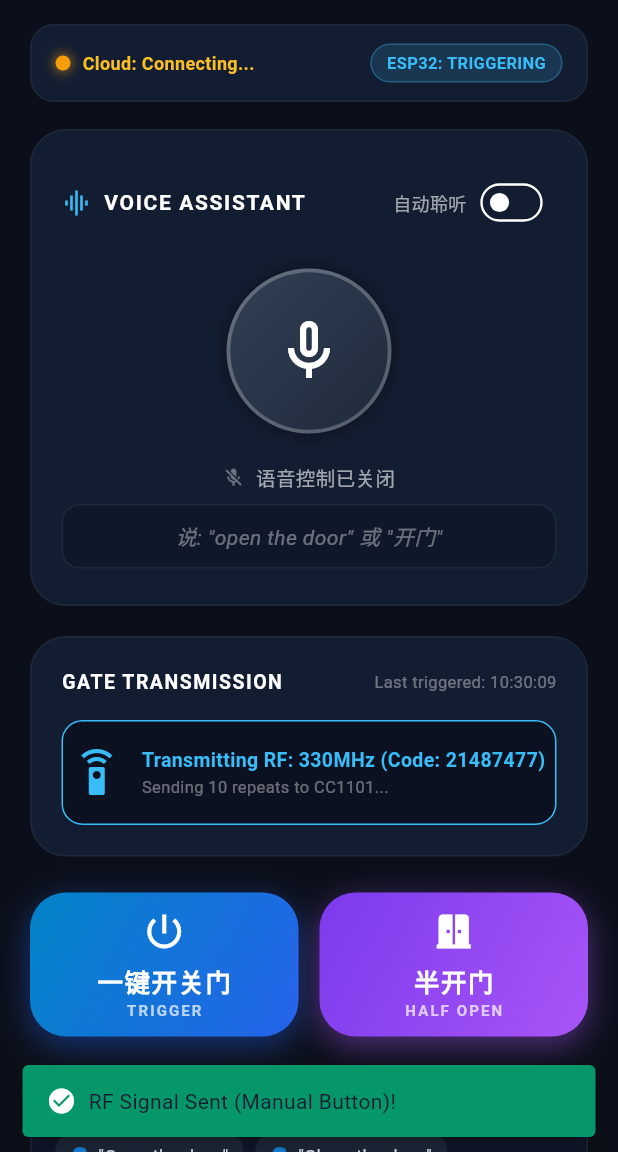
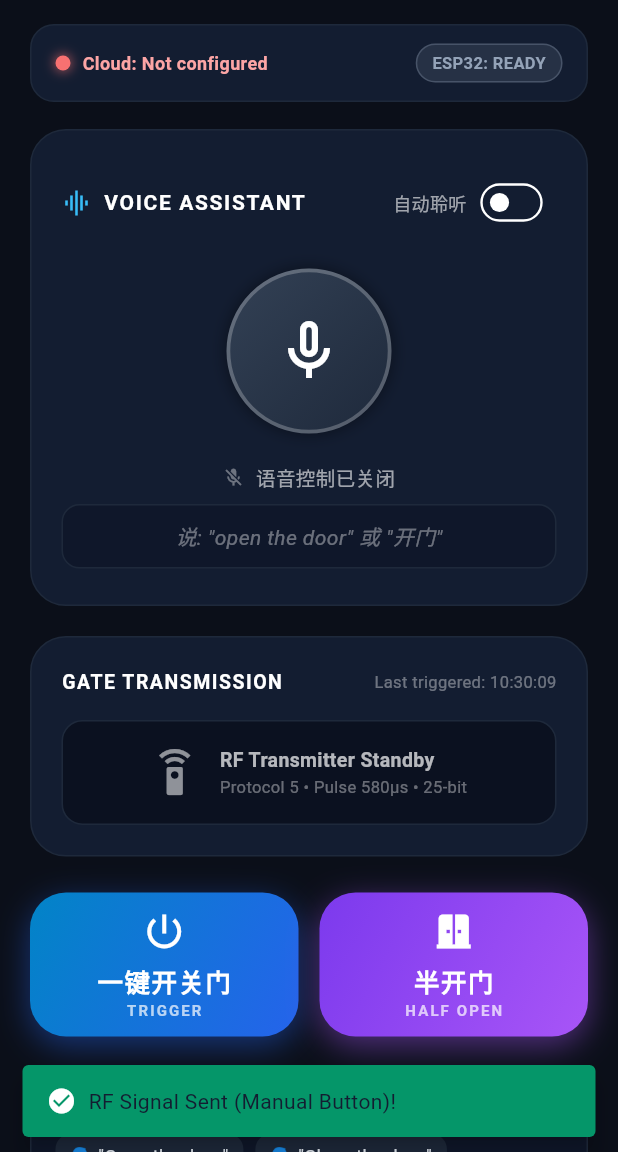
Before and after one commit to WxSTER056/autogate, a Flutter app: the screen it shows after launch, after a tap on the "mic" icon, after a tap on "一键开关门", on a phone screen of 412 x 824 dp, the part 84-1236 px from its top. Run offline on Flutter 3.47's test engine with Material 3 defaults, Android fonts, the phone set to English and light mode, and no system bars; our stand-ins replace firebase_core, firebase_database, speech_to_text; accounts and stored records are empty; network calls fail.

Commit message:
fix: half-open no longer needs a firmware reflash, and stop committing credentials
Half-open
- The app now sends the two triggers itself, three seconds apart, instead of
  asking the firmware to emit two pulses. Half-open therefore works on the
  firmware that is already flashed. This was the wrong call: the reliability
  argument (the app dying mid-sequence) does not outweigh making a gate
  feature depend on reflashing hardware.
- The firmware's half_open branch is gone so the two paths cannot double-fire.
  One trigger is one RF pulse, whatever the firmware version. It still parses
  the action field because it is covered by the signature.
- GateAction now only decides how many triggers the app repeats.

Credentials
- Firebase settings come from --dart-define instead of being hardcoded, so a
  fresh clone contains no live credentials. Builds without the defines still
  run; the status bar shows "Cloud: Not configured" and the user can fill in
  the settings dialog. Speech is unaffected either way.
- secrets.h.example and the README no longer carry the real database URL or
  the old Wi-Fi password.

Still requires action by the owner: rotating the Wi-Fi password (it is in the
public git history) and tightening the Realtime Database rules.

```diff
--- a/lib/screens/home_screen.dart
+++ b/lib/screens/home_screen.dart
@@ -328,6 +328,14 @@
           ValueListenableBuilder<bool>(
             valueListenable: _gateService.isConnected,
             builder: (context, connected, _) {
+              final configured = _gateService.isConfigured.value;
+              final color = !configured
+                  ? const Color(0xFFF87171)
+                  : (connected ? const Color(0xFF10B981) : const Color(0xFFF59E0B));
+              final label = !configured
+                  ? "Cloud: Not configured"
+                  : (connected ? "Cloud: Online" : "Cloud: Connecting...");
+
               return Row(
                 children: [
                   Container(
@@ -335,11 +343,10 @@
                     height: 10,
                     decoration: BoxDecoration(
                       shape: BoxShape.circle,
-                      color: connected ? const Color(0xFF10B981) : const Color(0xFFF59E0B),
+                      color: color,
                       boxShadow: [
                         BoxShadow(
-                          color: (connected ? const Color(0xFF10B981) : const Color(0xFFF59E0B))
-                              .withValues(alpha: 0.6),
+                          color: color.withValues(alpha: 0.6),
                           blurRadius: 6,
                           spreadRadius: 1,
                         ),
@@ -348,9 +355,13 @@
                   ),
                   const SizedBox(width: 8),
                   Text(
-                    connected ? "Cloud: Online" : "Cloud: Connecting...",
+                    label,
                     style: TextStyle(
-                      color: connected ? const Color(0xFF34D399) : const Color(0xFFFBBF24),
+                      color: !configured
+                          ? const Color(0xFFFCA5A5)
+                          : (connected
+                              ? const Color(0xFF34D399)
+                              : const Color(0xFFFBBF24)),
                       fontSize: 12,
                       fontWeight: FontWeight.w600,
                     ),
--- a/lib/services/firebase_service.dart
+++ b/lib/services/firebase_service.dart
@@ -12,10 +12,25 @@
   factory GateService() => _instance;
   GateService._internal();
 
-  // Default configuration based on user's project (Singapore / Southeast Asia)
-  String projectId = "wong-autogate";
-  String apiKey = "AIzaSyBCv87FCAqupLdMydOxvVm6M-Z_ZfYXMBU";
-  String databaseUrl = "https://wong-autogate-default-rtdb.asia-southeast1.firebasedatabase.app";
+  // Firebase settings are injected at build time so they are not committed:
+  //
+  //   flutter build apk --release \
+  //     --dart-define=FIREBASE_PROJECT_ID=... \
+  //     --dart-define=FIREBASE_API_KEY=... \
+  //     --dart-define=FIREBASE_DATABASE_URL=...
+  //
+  // When left empty they can still be filled in from the in-app settings
+  // dialog, which is the fallback for anyone building from a clean checkout.
+  String projectId = const String.fromEnvironment('FIREBASE_PROJECT_ID');
+  String apiKey = const String.fromEnvironment('FIREBASE_API_KEY');
+  String databaseUrl = const String.fromEnvironment('FIREBASE_DATABASE_URL');
+
+  /// True once we have enough to talk to the database. False means the app was
+  /// built without `--dart-define` and the user has to fill in Settings.
+  bool get hasCredentials =>
+      apiKey.isNotEmpty &&
+      databaseUrl.isNotEmpty &&
+      Uri.tryParse(databaseUrl)?.hasAbsolutePath == true;
 
   bool _isInitialized = false;
   bool get isInitialized => _isInitialized;
@@ -57,6 +72,13 @@
   final ValueNotifier<String?> lastTriggerTime = ValueNotifier<String?>(null);
   final ValueNotifier<List<String>> logs = ValueNotifier<List<String>>([]);
 
+  /// False until we know we have working Firebase settings.
+  final ValueNotifier<bool> isConfigured = ValueNotifier<bool>(false);
+
+  void _setConfigured(bool value) {
+    isConfigured.value = value;
+  }
+
   void addLog(String message) {
     final now = DateTime.now();
     final timeStr = "${now.hour.toString().padLeft(2, '0')}:${now.minute.toString().padLeft(2, '0')}:${now.second.toString().padLeft(2, '0')}";
@@ -73,6 +95,13 @@
       databaseUrl = customDbUrl.replaceAll(RegExp(r'/+$'), '');
     }
     if (customProjectId != null && customProjectId.isNotEmpty) projectId = customProjectId;
+
+    if (!hasCredentials) {
+      addLog("Firebase 未设定：请在右上角设置中填写 API Key 与数据库网址，"
+          "或使用 --dart-define 在编译时注入。语音功能不受影响。");
+      _setConfigured(false);
+      return false;
+    }
 
     try {
       addLog("Initializing Firebase for project: $projectId...");
@@ -153,6 +182,7 @@
       });
 
       _isInitialized = true;
+      _setConfigured(true);
       addLog("Firebase initialized successfully!");
       return true;
     } catch (e) {
@@ -177,6 +207,30 @@
 
     addLog("Trigger requested via $source (${action.wire})");
 
+    // The app repeats the trigger itself rather than asking the firmware to
+    // emit two pulses. That way half-open works on the firmware that is
+    // already flashed, with no reflash needed.
+    for (var i = 1; i <= action.pulseCount; i++) {
+      if (i > 1) {
+        addLog("半开门：等待 ${GateAction.pulseGap.inSeconds} 秒后发送第 $i 次讯号…");
+        await Future<void>.delayed(GateAction.pulseGap);
+      }
+      final ok = await _sendOnce(source);
+      if (!ok) {
+        addLog("第 $i 次讯号发送失败，半开门中止。");
+        return false;
+      }
+    }
+
+    if (action.pulseCount > 1) {
+      addLog("半开门完成：已发送 ${action.pulseCount} 次讯号。");
+    }
+    return true;
+  }
+
+  /// Writes a single trigger. Always a plain toggle, so every pulse maps to
+  /// exactly one RF transmission regardless of the firmware version.
+  Future<bool> _sendOnce(String source) async {
     final signed = secureTriggerMode && triggerSecret.isNotEmpty;
     if (secureTriggerMode && triggerSecret.isEmpty) {
       addLog("Secure mode is on but no secret is set - falling back to "
@@ -188,19 +242,19 @@
         final payload = <String, Object?>{
           'status': 'triggering',
           'last_triggered_by': source,
-          'last_triggered_time': now.toIso8601String(),
-          'action': action.wire,
+          'last_triggered_time': DateTime.now().toIso8601String(),
         };
 
         if (signed) {
           final signedPayload =
-              TriggerSigner.buildPayload(triggerSecret, action, source: source);
+              TriggerSigner.buildPayload(triggerSecret, GateAction.toggle,
+                  source: source);
           // Firmware drops anything without a valid signature, so the legacy
           // unsigned boolean is deliberately not written any more.
           payload['trigger_v2'] = signedPayload;
           payload['trigger'] = false;
           addLog("Signed trigger -> ts=${signedPayload['ts']} "
-              "n=${signedPayload['n']} action=${action.wire} "
+              "n=${signedPayload['n']} "
               "sig=${_abbreviate(signedPayload['sig']! as String)}");
         } else {
           payload['trigger'] = true;
@@ -215,11 +269,11 @@
         return true;
       } else {
         addLog("Database reference not ready. Trying HTTP REST fallback...");
-        return await _sendTriggerViaRest(source, action);
+        return await _sendTriggerViaRest(source);
       }
     } catch (e) {
       addLog("Error sending trigger via SDK: $e. Falling back to HTTP REST...");
-      return await _sendTriggerViaRest(source, action);
+      return await _sendTriggerViaRest(source);
     }
   }
 
@@ -227,7 +281,7 @@
       value.length <= 12 ? value : '${value.substring(0, 12)}...';
 
   /// Fallback using Firebase Realtime Database REST API
-  Future<bool> _sendTriggerViaRest(String source, GateAction action) async {
+  Future<bool> _sendTriggerViaRest(String source) async {
     try {
       final url = Uri.parse("$databaseUrl/door_control.json");
       final signed = secureTriggerMode && triggerSecret.isNotEmpty;
@@ -235,10 +289,10 @@
         "status": "triggering",
         "last_triggered_by": source,
         "last_triggered_time": DateTime.now().toIso8601String(),
-        "action": action.wire,
       };
       if (signed) {
-        final p = TriggerSigner.buildPayload(triggerSecret, action, source: source);
+        final p =
+            TriggerSigner.buildPayload(triggerSecret, GateAction.toggle, source: source);
         body["trigger_v2"] = p;
         body["trigger"] = false;
       } else {
```
Also changed, not shown: 3 other files.
